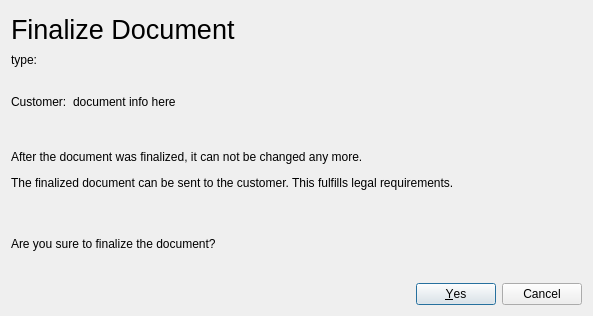
Old version of the form src/finalizedoc.ui in the repository dragotin/kraft.
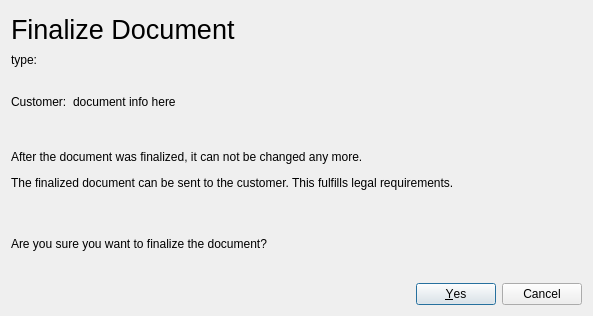
New version of the form.

What changed in the file:
```diff
--- a/src/finalizedoc.ui
+++ b/src/finalizedoc.ui
@@ -121,7 +121,7 @@
    <item row="2" column="0">
     <widget class="QLabel" name="label_3">
      <property name="text">
-      <string>Are you sure to finalize the document?</string>
+      <string>Are you sure you want to finalize the document?</string>
      </property>
      <property name="scaledContents">
       <bool>false</bool>
```
